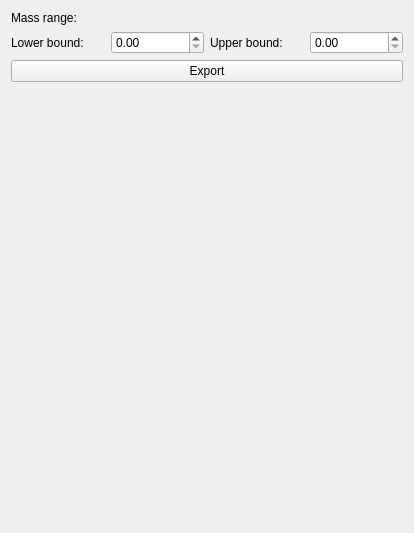
m2aia/m2aia, file Plugins/org.mitk.gui.qt.m2.MultiModalMaskExport/src/internal/MultiModalMaskExportControls.ui: the form before one commit.
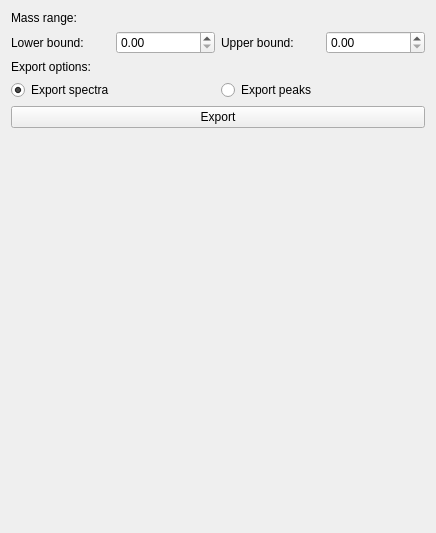
The form after the commit.

Commit message: added icon for MultiModelMaskExport; export only peaks is now only available if all selected nodes have peaks

What changed in the file:
```diff
--- a/Plugins/org.mitk.gui.qt.m2.MultiModalMaskExport/src/internal/MultiModalMaskExportControls.ui
+++ b/Plugins/org.mitk.gui.qt.m2.MultiModalMaskExport/src/internal/MultiModalMaskExportControls.ui
@@ -6,7 +6,7 @@
    <rect>
     <x>0</x>
     <y>0</y>
-    <width>414</width>
+    <width>436</width>
     <height>533</height>
    </rect>
   </property>
@@ -66,6 +66,38 @@
      </item>
     </layout>
    </item>
+   <item>
+    <layout class="QVBoxLayout" name="exportOptionsLayout">
+     <item>
+      <widget class="QLabel" name="exportOptionsLabel">
+       <property name="text">
+        <string>Export options:</string>
+       </property>
+      </widget>
+     </item>
+     <item>
+      <layout class="QHBoxLayout" name="horizontalLayout_2">
+       <item>
+        <widget class="QRadioButton" name="exportFullSpectra">
+         <property name="text">
+          <string>Export spectra</string>
+         </property>
+         <property name="checked">
+          <bool>true</bool>
+         </property>
+        </widget>
+       </item>
+       <item>
+        <widget class="QRadioButton" name="exportPeaks">
+         <property name="text">
+          <string>Export peaks</string>
+         </property>
+        </widget>
+       </item>
+      </layout>
+     </item>
+    </layout>
+   </item>
    <item>
     <widget class="QPushButton" name="exportButton">
      <property name="text">
```
The commit also changes 9 other files.
